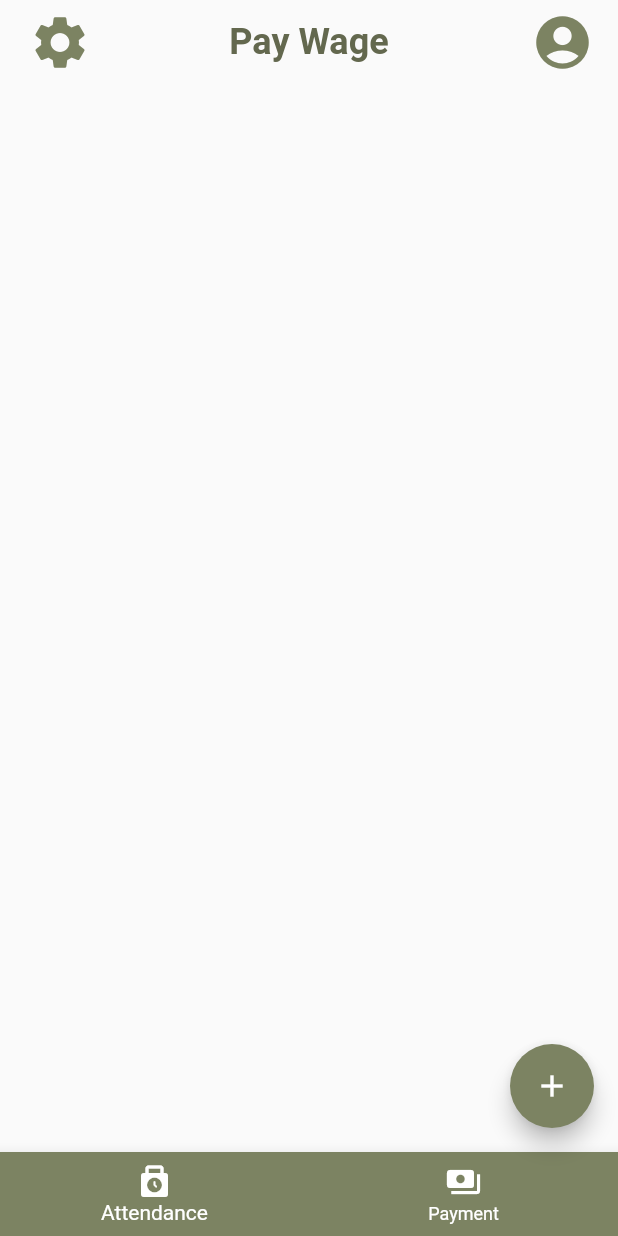
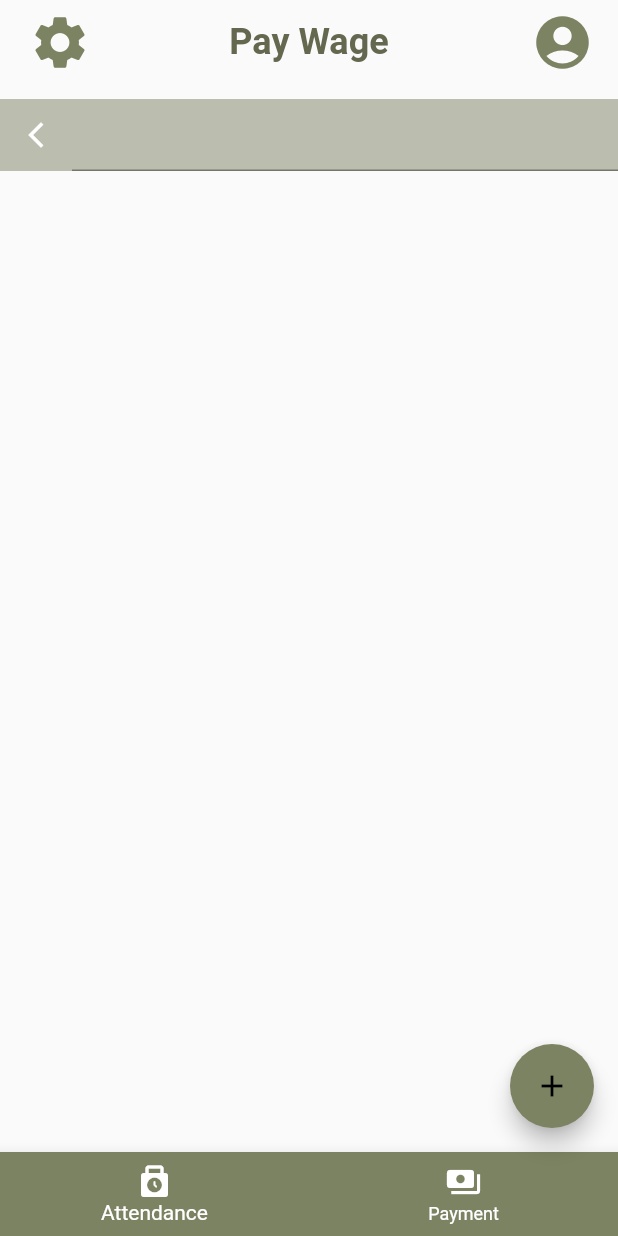
Before and after one commit to KrishnanDevika/PayWage, a Flutter app: the screen it shows after launch, on a phone screen of 412 x 824 dp. Run offline on Flutter 3.47's test engine with Material 2 defaults, Android fonts, the phone set to English and light mode, and no system bars.

Commit message:
Added datePicker and button in the attendance page

```diff
--- a/lib/app.dart
+++ b/lib/app.dart
@@ -10,11 +10,11 @@ class MyApp extends StatelessWidget {
 
   @override
   Widget build(BuildContext context) {
+
     return MaterialApp(
       title: 'Pay Wage',
       theme: ThemeData(
-
-       // primarySwatch: Colors.transparent,
+        primarySwatch: Colors.lightGreen
       ),
       home: const AttendancePage(title: 'Pay Wage'),
     );
--- a/lib/views/attendance_page.dart
+++ b/lib/views/attendance_page.dart
@@ -1,5 +1,6 @@
 
 import 'package:flutter/material.dart';
+import 'package:intl/intl.dart';
 
 class AttendancePage extends StatefulWidget {
   const AttendancePage({super.key, required this.title});
@@ -11,6 +12,14 @@ class AttendancePage extends StatefulWidget {
 }
 
 class _AttendancePageState extends State<AttendancePage> {
+  TextEditingController dateinput = TextEditingController();
+
+  @override
+  void initState() {
+    dateinput.text = ""; //set the initial value of text field
+    super.initState();
+  }
+
 
   void _incrementCounter() {
     setState(() {
@@ -20,7 +29,6 @@ class _AttendancePageState extends State<AttendancePage> {
 
   @override
   Widget build(BuildContext context) {
-
     return Scaffold(
       appBar: AppBar(
         leadingWidth: 80,
@@ -46,16 +54,49 @@ class _AttendancePageState extends State<AttendancePage> {
         ],
 
       ),
-      body: Center(
+      body:  Padding(
+        padding: const EdgeInsets.only(left: 0.0, top: 10.0, right: 0.0, bottom: 10.0),
+      child: Container(
 
-        child: Column(
+        color: Color(0xff7C8362).withOpacity(0.5),
+        child: Row(
+          mainAxisAlignment: MainAxisAlignment.center, //Center Row contents horizontally,
+          children: [
+            IconButton(
+              icon: Icon(Icons.arrow_back_ios_new),
+              iconSize: 20,
+              color: Colors.white,
+              onPressed: () {
+                setState(() {
+                });
+              },
+            ),
 
-          mainAxisAlignment: MainAxisAlignment.center,
-          children: <Widget>[
+        new Flexible(
+            child : TextField(
 
+              style: TextStyle(color: Colors.white),
+                controller: dateinput,
+                //editing controller of this TextField
+                readOnly: true,
+              //set it true, so that user will not able to edit text
+               onTap: () async {
+                 final DateTime? date = await showDatePicker(
+                   context: context,
+                   initialDate: DateTime.now(),
+                   firstDate: DateTime.now(),
+                   lastDate: DateTime.now().add(const Duration(days: 365)),
+                   initialEntryMode: DatePickerEntryMode.calendarOnly,
+                 );
 
-
+                 if(date != null) {
+                   dateinput.text = DateFormat.yMd().format(date!);
+                 }
+               },
+            ),
+        ),
           ],
+        ),
       ),
       ),
       floatingActionButton: FloatingActionButton(
@@ -79,7 +120,7 @@ class _AttendancePageState extends State<AttendancePage> {
         ],
         unselectedItemColor: Colors.white,
         selectedItemColor: Colors.white,
-      ),// This trailing comma makes auto-formatting nicer for build methods.
+      ), // This trailing comma makes auto-formatting nicer for build methods.
     );
   }
 }
--- a/pubspec.yaml
+++ b/pubspec.yaml
@@ -31,6 +31,8 @@ environment:
 dependencies:
   flutter:
     sdk: flutter
+
+  intl: ^0.17.0
 
 
 
```
Also changed, not shown: pubspec.lock. Lines whose indentation alone changed are shown as unchanged.
